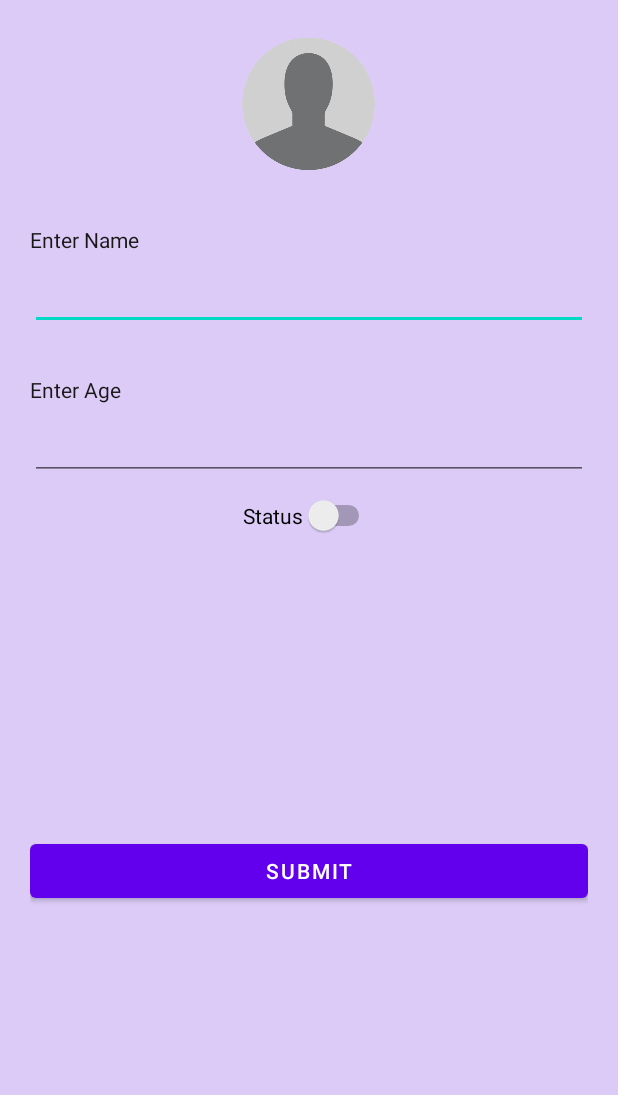
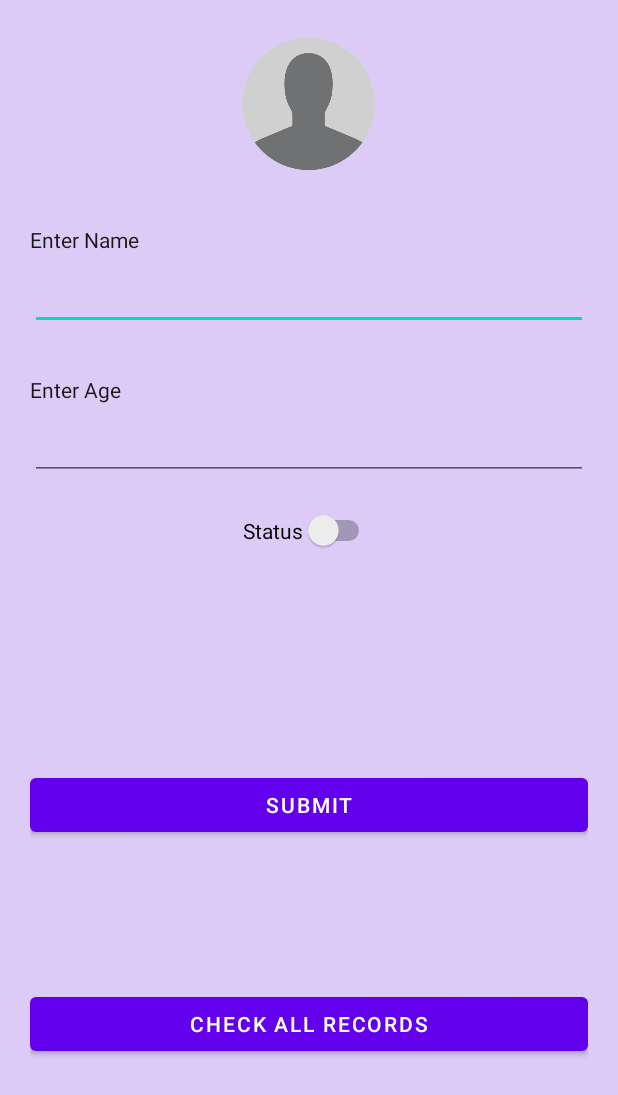
Before and after one commit to AsadShahid7/NavigartionDrawerHomeTask, an Android app: the Add_New_Record screen opened directly, with no data from a screen before it, on a phone screen of 412 x 824 dp. Shown: the top 1095 px of the screen. Run offline under Robolectric (Android 15) with nearby library versions, the phone set to English and light mode, and no system bars.

Commit message:
Recycler View Added in add record

```diff
--- a/NavigationDrawerHomeTask/app/build.gradle
+++ b/NavigationDrawerHomeTask/app/build.gradle
@@ -36,4 +36,8 @@ dependencies {
     testImplementation 'junit:junit:4.+'
     androidTestImplementation 'androidx.test.ext:junit:1.1.2'
     androidTestImplementation 'androidx.test.espresso:espresso-core:3.3.0'
+
+    implementation "androidx.recyclerview:recyclerview:1.1.0"
+    // For control over item selection of both touch and mouse driven selection
+    implementation "androidx.recyclerview:recyclerview-selection:1.1.0"
 }
--- a/NavigationDrawerHomeTask/app/src/main/AndroidManifest.xml
+++ b/NavigationDrawerHomeTask/app/src/main/AndroidManifest.xml
@@ -9,7 +9,8 @@
         android:roundIcon="@mipmap/ic_launcher_round"
         android:supportsRtl="true"
         android:theme="@style/Theme.NavigationDrawerHomeTask">
-        <activity android:name=".Add_New_Record"></activity>
+        <activity android:name=".ShowAllRecords"></activity>
+        <activity android:name=".Add_New_Record" />
         <activity android:name=".MainActivity">
             <intent-filter>
                 <action android:name="android.intent.action.MAIN" />
--- a/NavigationDrawerHomeTask/app/src/main/java/com/example/navigationdrawerhometask/Add_New_Record.java
+++ b/NavigationDrawerHomeTask/app/src/main/java/com/example/navigationdrawerhometask/Add_New_Record.java
@@ -1,14 +1,75 @@
 package com.example.navigationdrawerhometask;
 
 import androidx.appcompat.app.AppCompatActivity;
+import androidx.constraintlayout.widget.ConstraintLayout;
+import androidx.recyclerview.widget.RecyclerView;
 
+import android.content.Intent;
 import android.os.Bundle;
+import android.view.View;
+import android.widget.AdapterView;
+import android.widget.CompoundButton;
+import android.widget.EditText;
+import android.widget.Switch;
 
-public class Add_New_Record extends AppCompatActivity {
+import java.util.ArrayList;
 
+public class Add_New_Record extends AppCompatActivity implements  AdapterForRecycler.OnNoteListner {
+
+    EditText name,age;
+    Switch aSwitch;
+    ArrayList<Members> listMembers;
+    RecyclerView recyclerView;
+    ConstraintLayout layout1,layout2;
+
+    //RecyclerView.Adapter<> adapterView;
     @Override
     protected void onCreate(Bundle savedInstanceState) {
         super.onCreate(savedInstanceState);
         setContentView(R.layout.activity_add__new__record);
+        name=findViewById(R.id.editTextPersonName);
+        age=findViewById(R.id.editTextTextPersonName2);
+        aSwitch=findViewById(R.id.switch1);
+        listMembers=new ArrayList<>();
+        recyclerView=findViewById(R.id.listRecycler);
+
+
+    }
+
+    public void addNewRecord(View view) {
+        //RecyclerView recyclerView = (RecyclerView) findViewById(R.id.recyclerView);
+        Members members=new Members();
+        members.setName(name.getText().toString());
+        members.setAge(Integer.parseInt(age.getText().toString()));
+        Boolean check=false;
+        if(aSwitch.isChecked())
+        {
+            check=true;
+        }
+        members.setStatus(check);
+
+        listMembers.add(members);
+        AdapterForRecycler adapter = new AdapterForRecycler(listMembers,this);
+        recyclerView.setAdapter(adapter);
+        adapter.setPatientsList(listMembers);
+    }
+
+    @Override
+    public void onNoteclick(int position) {
+
+    }
+
+    public void showAllRecords(View view) {
+        layout1=findViewById(R.id.formLayout);
+        layout1.setVisibility(View.GONE);
+        layout2=findViewById(R.id.recyclerLayoutAddRecord);
+        layout2.setVisibility(View.VISIBLE);
+    }
+
+    public void goBack(View view) {
+        layout1=findViewById(R.id.formLayout);
+        layout1.setVisibility(View.VISIBLE);
+        layout2=findViewById(R.id.recyclerLayoutAddRecord);
+        layout2.setVisibility(View.GONE);
     }
 }
--- a/NavigationDrawerHomeTask/app/src/main/res/layout/activity_add__new__record.xml
+++ b/NavigationDrawerHomeTask/app/src/main/res/layout/activity_add__new__record.xml
@@ -7,7 +7,11 @@
     tools:context=".Add_New_Record"
     android:padding="20dp"
     android:background="#DBCBF6">
-
+    <androidx.constraintlayout.widget.ConstraintLayout
+        android:id="@+id/formLayout"
+        android:layout_width="match_parent"
+        android:layout_height="match_parent"
+        android:visibility="visible">
         <ImageView
             android:id="@+id/imageView2"
             android:layout_width="100dp"
@@ -29,7 +33,7 @@
             app:layout_constraintTop_toBottomOf="@+id/imageView2" />
 
         <EditText
-        android:id="@+id/editTextTextPersonName"
+            android:id="@+id/editTextPersonName"
             android:layout_width="match_parent"
             android:layout_height="wrap_content"
             android:layout_marginTop="5dp"
@@ -46,7 +50,7 @@
             android:textColor="#191818"
             app:layout_constraintEnd_toEndOf="parent"
             app:layout_constraintStart_toStartOf="parent"
-        app:layout_constraintTop_toBottomOf="@+id/editTextTextPersonName" />
+            app:layout_constraintTop_toBottomOf="@+id/editTextPersonName" />
 
         <EditText
             android:id="@+id/editTextTextPersonName2"
@@ -62,7 +66,7 @@
             android:id="@+id/switch1"
             android:layout_width="wrap_content"
             android:layout_height="wrap_content"
-        android:layout_marginTop="10dp"
+            android:layout_marginTop="20dp"
             android:text="Status"
             app:layout_constraintEnd_toEndOf="parent"
             app:layout_constraintStart_toStartOf="parent"
@@ -73,10 +77,82 @@
             android:layout_width="match_parent"
             android:layout_height="wrap_content"
             android:text="Submit"
-        app:layout_constraintBottom_toBottomOf="parent"
+            android:onClick="addNewRecord"
+            app:layout_constraintBottom_toBottomOf="@id/button2"
             app:layout_constraintEnd_toEndOf="parent"
             app:layout_constraintStart_toStartOf="parent"
             app:layout_constraintTop_toBottomOf="@+id/switch1" />
 
+        <Button
+            android:id="@+id/button2"
+            android:layout_width="match_parent"
+            android:layout_height="wrap_content"
+            android:text="Check All Records"
+            android:onClick="showAllRecords"
+            app:layout_constraintBottom_toBottomOf="parent"
+            app:layout_constraintEnd_toEndOf="parent"
+            app:layout_constraintStart_toStartOf="parent"
+            app:layout_constraintTop_toBottomOf="@+id/button" />
+    </androidx.constraintlayout.widget.ConstraintLayout>
+
+    <androidx.constraintlayout.widget.ConstraintLayout
+        android:id="@+id/recyclerLayoutAddRecord"
+        android:layout_width="match_parent"
+        android:layout_height="match_parent"
+        android:visibility="gone"
+        app:layout_constraintBottom_toBottomOf="parent"
+        app:layout_constraintEnd_toEndOf="parent"
+        app:layout_constraintStart_toStartOf="parent">
+
+        <TextView
+            android:id="@+id/textView3"
+            android:layout_width="match_parent"
+            android:layout_height="40dp"
+            android:background="#C6ACF3"
+            android:gravity="center"
+            android:text="All Records"
+            android:textColor="#000000"
+            android:textSize="20sp"
+            android:textStyle="bold"
+            app:layout_constraintEnd_toEndOf="parent"
+            app:layout_constraintStart_toStartOf="parent"
+            app:layout_constraintTop_toTopOf="parent" />
+
+        <ScrollView
+            android:layout_width="match_parent"
+            android:layout_height="match_parent"
+            app:layout_constraintTop_toBottomOf="@id/textView3"
+            app:layout_constraintStart_toStartOf="parent"
+            app:layout_constraintEnd_toEndOf="parent"
+            app:layout_constraintBottom_toTopOf="@id/buttonBack"
+            android:layout_marginTop="50dp">
+            <LinearLayout
+                android:layout_width="match_parent"
+                android:layout_height="match_parent"
+                app:layout_constraintTop_toBottomOf="@id/textView3">
+
+                <androidx.recyclerview.widget.RecyclerView
+                    android:id="@+id/listRecycler"
+                    android:layout_width="match_parent"
+                    android:layout_height="match_parent"
+                    app:layoutManager="androidx.recyclerview.widget.LinearLayoutManager" />
+
+            </LinearLayout>
+        </ScrollView>
+        <Button
+            android:id="@+id/buttonBack"
+            android:layout_width="match_parent"
+            android:layout_height="50dp"
+            android:text="Back"
+            app:layout_constraintBottom_toBottomOf="parent"
+            app:layout_constraintStart_toStartOf="parent"
+            app:layout_constraintEnd_toEndOf="parent"
+            android:onClick="goBack"
+            >
+
+        </Button>
 
     </androidx.constraintlayout.widget.ConstraintLayout>
+
+
+</androidx.constraintlayout.widget.ConstraintLayout>
```
Also changed, not shown: NavigationDrawerHomeTask/app/src/main/java/com/example/navigationdrawerhometask/AdapterForRecycler.java (added, +84 -0 lines), NavigationDrawerHomeTask/app/src/main/java/com/example/navigationdrawerhometask/Members.java (added, +41 -0 lines), NavigationDrawerHomeTask/app/src/main/java/com/example/navigationdrawerhometask/ShowAllRecords.java (added, +14 -0 lines), NavigationDrawerHomeTask/app/src/main/res/layout/activity_show_all_records.xml (added, +25 -0 lines), NavigationDrawerHomeTask/app/src/main/res/layout/recycler_layout.xml (added, +72 -0 lines). Lines whose indentation alone changed are shown as unchanged.
